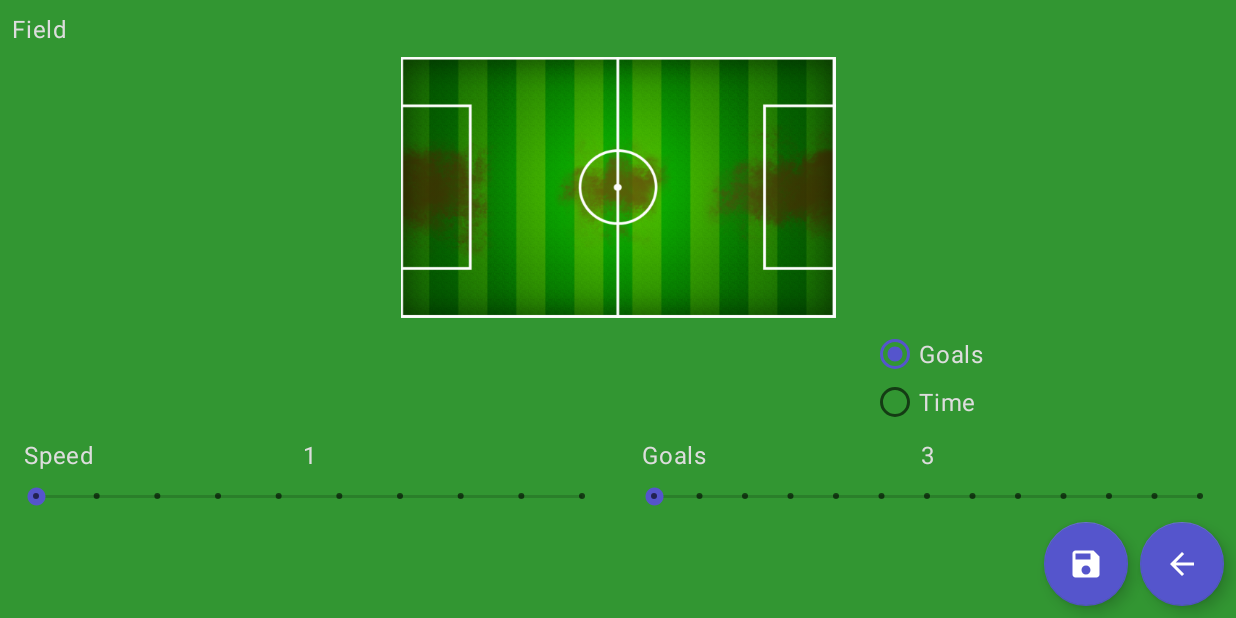
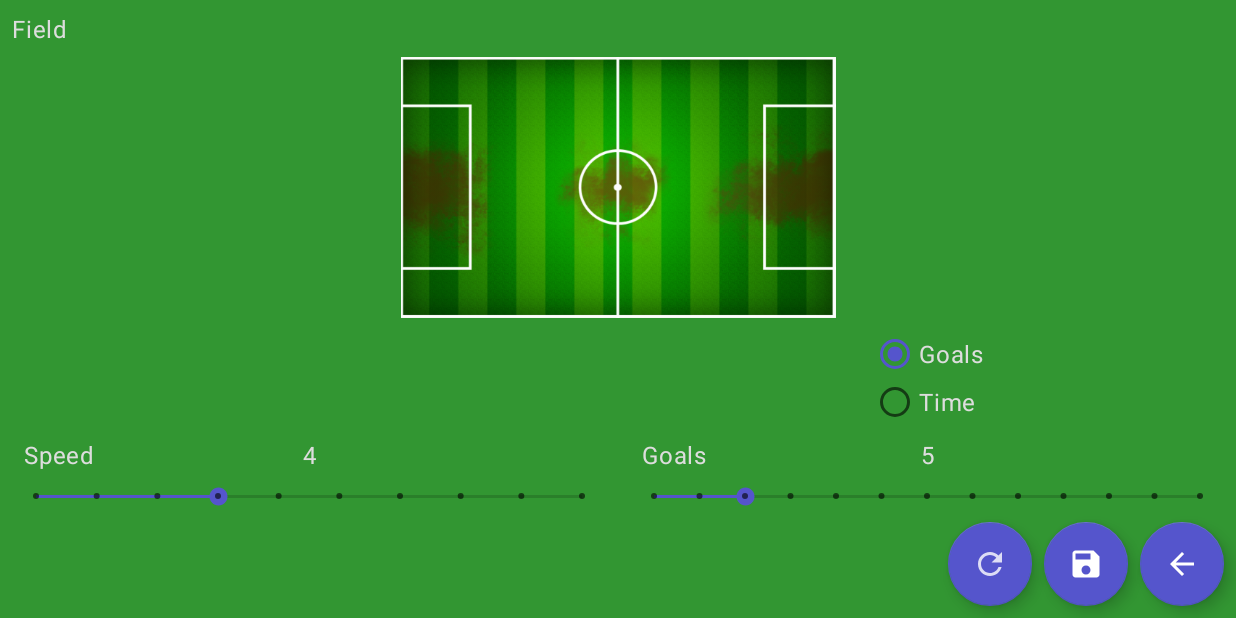
Before and after one commit to brksoman/pocket-soccer, an Android app: the screen it shows after launch (SettingsActivity), after a tap on "SETTINGS", on a phone screen of 824 x 412 dp (held sideways). Run offline under Robolectric (Android 15) with nearby library versions, the phone set to English and light mode, and no system bars; our stand-ins replace Room's generated code; libraries missing offline, so code that uses them is left out: android.arch.persistence.

Commit message:
- implemented default settings restoration

```diff
--- a/PocketSoccer/app/src/main/java/rs/etf/ba150210d/soccer/activities/main/MainActivity.java
+++ b/PocketSoccer/app/src/main/java/rs/etf/ba150210d/soccer/activities/main/MainActivity.java
@@ -34,6 +34,8 @@ public class MainActivity extends FragmentOwner {
         super.onCreate(savedInstanceState);
 
         setContentView(R.layout.activity_main);
+
+        GameMetadata.generateDefaultSettings(getPreferences());
 
         mViewModel = ViewModelProviders.of(this).get(MainViewModel.class);
 
--- a/PocketSoccer/app/src/main/java/rs/etf/ba150210d/soccer/activities/settings/MainSettingsFragment.java
+++ b/PocketSoccer/app/src/main/java/rs/etf/ba150210d/soccer/activities/settings/MainSettingsFragment.java
@@ -16,6 +16,7 @@ import android.widget.Toast;
 
 import rs.etf.ba150210d.soccer.R;
 import rs.etf.ba150210d.soccer.datastructures.Condition;
+import rs.etf.ba150210d.soccer.datastructures.GameMetadata;
 
 public class MainSettingsFragment extends Fragment {
 
@@ -77,13 +78,24 @@ public class MainSettingsFragment extends Fragment {
                 mOwner.goBack();
             }
         });
+
+        FloatingActionButton restoreButton = view.findViewById(R.id.settings_fab_restoreDefault);
+        restoreButton.setOnClickListener(new View.OnClickListener() {
+            @Override
+            public void onClick(View v) {
+                Toast.makeText(getContext(), R.string.settings_restored_message,
+                        Toast.LENGTH_SHORT).show();
+                GameMetadata.restoreDefaultSettings(mOwner.getPreferences());
+                mOwner.goBack();
+            }
+        });
     }
 
     private void initSpeed(View view, SharedPreferences preferences) {
         mSpeedText = view.findViewById(R.id.settings_text_speed);
         mSpeedSeekBar = view.findViewById(R.id.settings_seekBar_speed);
 
-        mSpeed = preferences.getInt("speed", 0);
+        mSpeed = GameMetadata.getSettingsAttribute(preferences, "speed");
 
         mSpeedText.setText(Integer.toString(mSpeed + 1));
         mSpeedSeekBar.setProgress(mSpeed);
@@ -107,9 +119,9 @@ public class MainSettingsFragment extends Fragment {
         mConditionText = view.findViewById(R.id.settings_text_condition);
         mConditionSeekBar = view.findViewById(R.id.settings_seekBar_condition);
 
-        int conditionType = preferences.getInt("conditionType", Condition.CONDITION_GOALS);
-        mConditionGoals = preferences.getInt("conditionGoals", 0);
-        mConditionTime = preferences.getInt("conditionTime", 0);
+        int conditionType = GameMetadata.getSettingsAttribute(preferences, "conditionType");
+        mConditionGoals = GameMetadata.getSettingsAttribute(preferences, "conditionGoals");
+        mConditionTime = GameMetadata.getSettingsAttribute(preferences, "conditionTime");
 
         mCondition = new Condition(getContext());
         updateConditionType(conditionType);
@@ -165,7 +177,7 @@ public class MainSettingsFragment extends Fragment {
     private void initFieldPager(View view, SharedPreferences preferences) {
         mFieldPager = view.findViewById(R.id.settings_pager_field);
         mFieldPager.setAdapter(new FieldPagerAdapter(getContext()));
-        mFieldPager.setCurrentItem(preferences.getInt("field", 0));
+        mFieldPager.setCurrentItem(GameMetadata.getSettingsAttribute(preferences, "field"));
     }
 
     private void updateConditionType(int conditionType) {
--- a/PocketSoccer/app/src/main/java/rs/etf/ba150210d/soccer/datastructures/GameMetadata.java
+++ b/PocketSoccer/app/src/main/java/rs/etf/ba150210d/soccer/datastructures/GameMetadata.java
@@ -111,6 +111,7 @@ public class GameMetadata {
 
         mLeftTeam = new Team(context, preferences.getInt("save_leftTeam", 0));
         mRightTeam = new Team(context, preferences.getInt("save_rightTeam", 0));
+
         mIsSameOrder = preferences.getBoolean("save_isSameOrder", true);
 
         mElapsedTime = preferences.getLong("save_elapsedTime", 0);
@@ -120,10 +121,12 @@ public class GameMetadata {
                 preferences.getInt("save_conditionType", Condition.CONDITION_GOALS));
         mCondition.setValue(
                 preferences.getInt("save_conditionValue", 0));
-        mSpeed = preferences.getInt("speed", 0);
+
+        mSpeed = getSettingsAttribute(preferences, "speed");
+
         mNextPlayer = preferences.getInt("save_nextPlayer", LEFT_PLAYER);
 
-        int fieldIndex = preferences.getInt("field", 0);
+        int fieldIndex = getSettingsAttribute(preferences, "field");
         mField = new Field(context, fieldIndex);
     }
 
@@ -142,14 +145,16 @@ public class GameMetadata {
 
         intent.putExtra("leftTeam", mLeftTeam.getIndex());
         intent.putExtra("rightTeam", mRightTeam.getIndex());
+
         intent.putExtra("isSameOrder", mIsSameOrder);
-
 
         intent.putExtra("elapsedTime", mElapsedTime);
 
         intent.putExtra("conditionType", mCondition.getType());
         intent.putExtra("conditionValue", mCondition.getValue());
+
         intent.putExtra("speed", mSpeed);
+
         intent.putExtra("field", mField.getIndex());
 
         intent.putExtra("nextPlayer", mNextPlayer);
@@ -214,16 +219,17 @@ public class GameMetadata {
     }
 
     public void loadSettings(Context context, SharedPreferences preferences) {
-        mCondition.setType(
-                preferences.getInt("conditionType", Condition.CONDITION_GOALS));
+        mCondition.setType(getSettingsAttribute(preferences, "conditionType"));
 
         if (mCondition.getType() == Condition.CONDITION_GOALS) {
-            mCondition.setValue(preferences.getInt("conditionGoals", 0));
+            mCondition.setValue(getSettingsAttribute(preferences, "conditionGoals"));
         } else {
-            mCondition.setValue(preferences.getInt("conditionTime", 0));
+            mCondition.setValue(getSettingsAttribute(preferences, "conditionTime"));
         }
-        mSpeed = preferences.getInt("speed", 0);
-        mField = new Field(context, preferences.getInt("field", 0));
+
+        mSpeed = getSettingsAttribute(preferences, "speed");
+
+        mField = new Field(context, getSettingsAttribute(preferences, "field"));
     }
 
     public void rotateMaybe(PlayerPair playerPair) {
@@ -438,4 +444,40 @@ public class GameMetadata {
     public void setField(Field field) {
         mField = field;
     }
+
+    public static int getSettingsAttribute(SharedPreferences preferences, String name) {
+        int attribute = preferences.getInt(name, -1);
+
+        if (attribute != -1) {
+            return attribute;
+        } else {
+            return preferences.getInt("default_" + name, 0);
+        }
+    }
+
+    public static void generateDefaultSettings(SharedPreferences preferences) {
+        if (preferences.getInt("default_speed", -1) == -1) {
+            SharedPreferences.Editor editor = preferences.edit();
+
+            editor.putInt("default_speed", 3);
+            editor.putInt("default_field", 0);
+            editor.putInt("default_conditionType", Condition.CONDITION_GOALS);
+            editor.putInt("default_conditionGoals", 5);
+            editor.putInt("default_conditionTime", 120);
+
+            editor.apply();
+        }
+    }
+
+    public static void restoreDefaultSettings(SharedPreferences preferences) {
+        SharedPreferences.Editor editor = preferences.edit();
+
+        editor.remove("speed");
+        editor.remove("field");
+        editor.remove("conditionType");
+        editor.remove("conditionGoals");
+        editor.remove("conditionTime");
+
+        editor.apply();
+    }
 }
--- /dev/null
+++ b/PocketSoccer/app/src/main/res/drawable-anydpi/ic_restore.xml
@@ -0,0 +1,11 @@
+<vector xmlns:android="http://schemas.android.com/apk/res/android"
+    android:width="24dp"
+    android:height="24dp"
+    android:viewportWidth="24"
+    android:viewportHeight="24"
+    android:tint="#FFFFFF"
+    android:alpha="0.8">
+    <path
+        android:fillColor="#FF000000"
+        android:pathData="M17.65,6.35C16.2,4.9 14.21,4 12,4c-4.42,0 -7.99,3.58 -7.99,8s3.57,8 7.99,8c3.73,0 6.84,-2.55 7.73,-6h-2.08c-0.82,2.33 -3.04,4 -5.65,4 -3.31,0 -6,-2.69 -6,-6s2.69,-6 6,-6c1.66,0 3.14,0.69 4.22,1.78L13,11h7V4l-2.35,2.35z"/>
+</vector>
--- a/PocketSoccer/app/src/main/res/layout/fragment_main_settings.xml
+++ b/PocketSoccer/app/src/main/res/layout/fragment_main_settings.xml
@@ -134,6 +134,15 @@
             app:layout_constraintBottom_toBottomOf="parent"
             android:src="@drawable/ic_save" />
 
+        <android.support.design.widget.FloatingActionButton
+            android:id="@+id/settings_fab_restoreDefault"
+            android:layout_width="wrap_content"
+            android:layout_height="wrap_content"
+            android:layout_margin="@dimen/medium_margin"
+            app:layout_constraintEnd_toStartOf="@id/settings_fab_save"
+            app:layout_constraintBottom_toBottomOf="parent"
+            android:src="@drawable/ic_restore" />
+
     </android.support.constraint.ConstraintLayout>
 
 </FrameLayout>
--- a/PocketSoccer/app/src/main/res/values/strings.xml
+++ b/PocketSoccer/app/src/main/res/values/strings.xml
@@ -36,6 +36,7 @@
     <string name="goals">Goals</string>
     <string name="time">Time</string>
     <string name="settings_saved_message">Settings saved</string>
+    <string name="settings_restored_message">Default settings restored</string>
 
     // Play messages
 
```
Also changed, not shown: PocketSoccer/app/src/main/res/drawable-hdpi/ic_restore.png (added), PocketSoccer/app/src/main/res/drawable-mdpi/ic_restore.png (added), PocketSoccer/app/src/main/res/drawable-xhdpi/ic_restore.png (added), PocketSoccer/app/src/main/res/drawable-xxhdpi/ic_restore.png (added).
